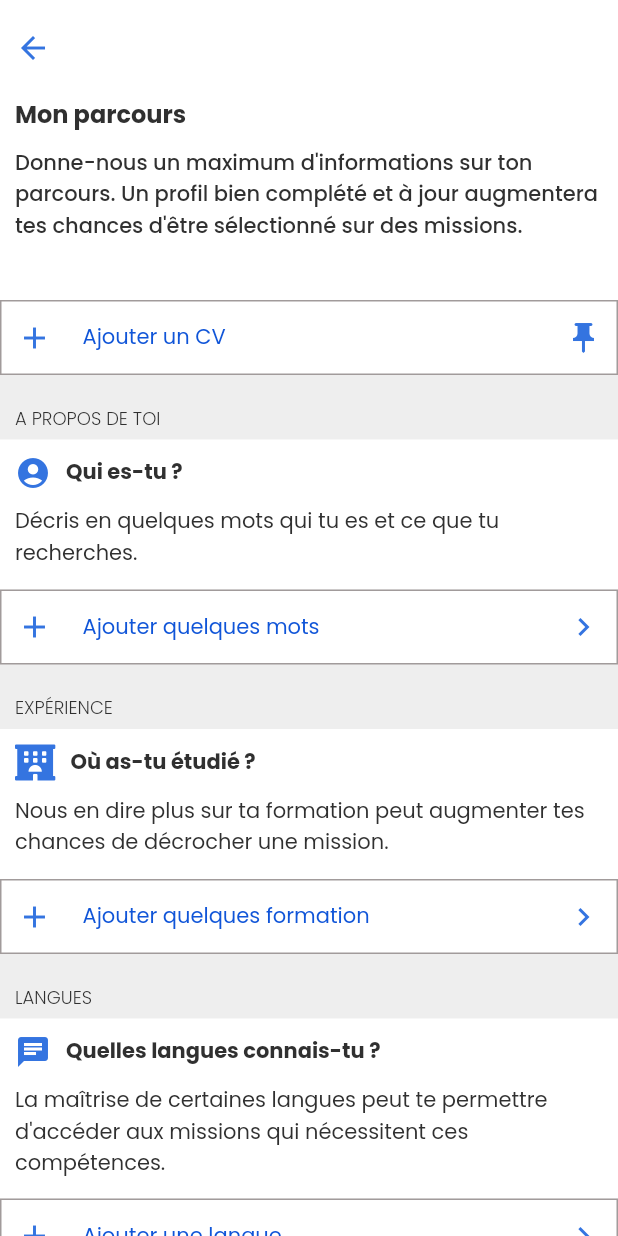
After one commit to magusin/side, a Flutter app: the MonParcoursWidget screen opened directly, on a phone screen of 412 x 824 dp. The commit adds this screen. Run offline on Flutter 3.47's test engine with Material 2 defaults, Android fonts, the phone set to English and light mode, and no system bars; our stand-ins replace auto_size_text, built_collection, built_value, cached_network_image, cloud_firestore, firebase_auth and 11 more; missing offline and left inert: mime_type; accounts and stored records are empty; generated files the repository leaves out were written again.

Commit message:
add mon_parcours

```diff
--- /dev/null
+++ b/lib/mon_parcours/mon_parcours_widget.dart
@@ -0,0 +1,459 @@
+import '../flutter_flow/flutter_flow_theme.dart';
+import '../flutter_flow/flutter_flow_util.dart';
+import '../main.dart';
+import 'package:flutter/material.dart';
+import 'package:font_awesome_flutter/font_awesome_flutter.dart';
+import 'package:google_fonts/google_fonts.dart';
+
+class MonParcoursWidget extends StatefulWidget {
+  MonParcoursWidget({Key key}) : super(key: key);
+
+  @override
+  _MonParcoursWidgetState createState() => _MonParcoursWidgetState();
+}
+
+class _MonParcoursWidgetState extends State<MonParcoursWidget> {
+  final scaffoldKey = GlobalKey<ScaffoldState>();
+
+  @override
+  Widget build(BuildContext context) {
+    return Scaffold(
+      key: scaffoldKey,
+      backgroundColor: Colors.white,
+      body: Container(
+        width: MediaQuery.of(context).size.width,
+        height: MediaQuery.of(context).size.height * 1,
+        decoration: BoxDecoration(
+          color: Color(0xFFEEEEEE),
+        ),
+        child: SingleChildScrollView(
+          child: Column(
+            mainAxisSize: MainAxisSize.max,
+            mainAxisAlignment: MainAxisAlignment.start,
+            crossAxisAlignment: CrossAxisAlignment.start,
+            children: [
+              Container(
+                width: MediaQuery.of(context).size.width,
+                height: 200,
+                constraints: BoxConstraints(
+                  maxWidth: MediaQuery.of(context).size.width,
+                  maxHeight: 300,
+                ),
+                decoration: BoxDecoration(
+                  color: Colors.white,
+                ),
+                child: Column(
+                  mainAxisSize: MainAxisSize.max,
+                  crossAxisAlignment: CrossAxisAlignment.start,
+                  children: [
+                    Padding(
+                      padding: EdgeInsetsDirectional.fromSTEB(10, 20, 0, 0),
+                      child: InkWell(
+                        onTap: () async {
+                          await Navigator.push(
+                            context,
+                            MaterialPageRoute(
+                              builder: (context) =>
+                                  NavBarPage(initialPage: 'Profil'),
+                            ),
+                          );
+                        },
+                        child: Icon(
+                          Icons.arrow_back,
+                          color: FlutterFlowTheme.primaryColor,
+                          size: 24,
+                        ),
+                      ),
+                    ),
+                    Padding(
+                      padding: EdgeInsetsDirectional.fromSTEB(10, 20, 0, 0),
+                      child: Text(
+                        'Mon parcours',
+                        style: FlutterFlowTheme.bodyText1.override(
+                          fontFamily: 'Poppins',
+                          fontSize: 16,
+                          fontWeight: FontWeight.bold,
+                        ),
+                      ),
+                    ),
+                    Padding(
+                      padding: EdgeInsetsDirectional.fromSTEB(10, 10, 10, 0),
+                      child: Text(
+                        'Donne-nous un maximum d\'informations sur ton parcours. Un profil bien complété et à jour augmentera tes chances d\'être sélectionné sur des missions.',
+                        style: FlutterFlowTheme.bodyText1.override(
+                          fontFamily: 'Poppins',
+                          fontWeight: FontWeight.w500,
+                        ),
+                      ),
+                    )
+                  ],
+                ),
+              ),
+              Container(
+                width: MediaQuery.of(context).size.width,
+                height: 50,
+                decoration: BoxDecoration(
+                  color: Colors.white,
+                  border: Border.all(
+                    color: Color(0xFFA19B9B),
+                  ),
+                ),
+                child: Row(
+                  mainAxisSize: MainAxisSize.max,
+                  children: [
+                    Padding(
+                      padding: EdgeInsetsDirectional.fromSTEB(10, 0, 0, 0),
+                      child: Icon(
+                        Icons.add_sharp,
+                        color: FlutterFlowTheme.primaryColor,
+                        size: 24,
+                      ),
+                    ),
+                    Padding(
+                      padding: EdgeInsetsDirectional.fromSTEB(20, 0, 0, 0),
+                      child: Text(
+                        'Ajouter un CV',
+                        style: FlutterFlowTheme.bodyText1.override(
+                          fontFamily: 'Poppins',
+                          color: Color(0xFF1055D8),
+                        ),
+                      ),
+                    ),
+                    Expanded(
+                      child: Align(
+                        alignment: AlignmentDirectional(1, 0),
+                        child: Padding(
+                          padding: EdgeInsetsDirectional.fromSTEB(0, 0, 10, 0),
+                          child: Icon(
+                            Icons.push_pin,
+                            color: FlutterFlowTheme.primaryColor,
+                            size: 24,
+                          ),
+                        ),
+                      ),
+                    )
+                  ],
+                ),
+              ),
+              Padding(
+                padding: EdgeInsetsDirectional.fromSTEB(10, 20, 0, 5),
+                child: Text(
+                  'A PROPOS DE TOI',
+                  style: FlutterFlowTheme.bodyText1.override(
+                    fontFamily: 'Poppins',
+                    fontSize: 12,
+                    fontWeight: FontWeight.w300,
+                  ),
+                ),
+              ),
+              Container(
+                width: MediaQuery.of(context).size.width,
+                height: 100,
+                constraints: BoxConstraints(
+                  maxHeight: 150,
+                ),
+                decoration: BoxDecoration(
+                  color: Colors.white,
+                ),
+                child: Column(
+                  mainAxisSize: MainAxisSize.max,
+                  crossAxisAlignment: CrossAxisAlignment.start,
+                  children: [
+                    Row(
+                      mainAxisSize: MainAxisSize.max,
+                      mainAxisAlignment: MainAxisAlignment.start,
+                      crossAxisAlignment: CrossAxisAlignment.center,
+                      children: [
+                        Padding(
+                          padding: EdgeInsetsDirectional.fromSTEB(10, 10, 0, 0),
+                          child: Icon(
+                            Icons.account_circle_rounded,
+                            color: FlutterFlowTheme.primaryColor,
+                            size: 24,
+                          ),
+                        ),
+                        Padding(
+                          padding: EdgeInsetsDirectional.fromSTEB(10, 10, 0, 0),
+                          child: Text(
+                            'Qui es-tu ?',
+                            style: FlutterFlowTheme.bodyText1.override(
+                              fontFamily: 'Poppins',
+                              fontWeight: FontWeight.bold,
+                            ),
+                          ),
+                        )
+                      ],
+                    ),
+                    Padding(
+                      padding: EdgeInsetsDirectional.fromSTEB(10, 10, 10, 0),
+                      child: Text(
+                        'Décris en quelques mots qui tu es et ce que tu recherches.',
+                        style: FlutterFlowTheme.bodyText1,
+                      ),
+                    )
+                  ],
+                ),
+              ),
+              Container(
+                width: MediaQuery.of(context).size.width,
+                height: 50,
+                decoration: BoxDecoration(
+                  color: Colors.white,
+                  border: Border.all(
+                    color: Color(0xFFA19B9B),
+                  ),
+                ),
+                child: Row(
+                  mainAxisSize: MainAxisSize.max,
+                  children: [
+                    Padding(
+                      padding: EdgeInsetsDirectional.fromSTEB(10, 0, 0, 0),
+                      child: Icon(
+                        Icons.add_sharp,
+                        color: FlutterFlowTheme.primaryColor,
+                        size: 24,
+                      ),
+                    ),
+                    Padding(
+                      padding: EdgeInsetsDirectional.fromSTEB(20, 0, 0, 0),
+                      child: Text(
+                        'Ajouter quelques mots',
+                        style: FlutterFlowTheme.bodyText1.override(
+                          fontFamily: 'Poppins',
+                          color: Color(0xFF1055D8),
+                        ),
+                      ),
+                    ),
+                    Expanded(
+                      child: Align(
+                        alignment: AlignmentDirectional(1, 0),
+                        child: Padding(
+                          padding: EdgeInsetsDirectional.fromSTEB(0, 0, 10, 0),
+                          child: Icon(
+                            Icons.chevron_right_outlined,
+                            color: FlutterFlowTheme.primaryColor,
+                            size: 24,
+                          ),
+                        ),
+                      ),
+                    )
+                  ],
+                ),
+              ),
+              Padding(
+                padding: EdgeInsetsDirectional.fromSTEB(10, 20, 0, 5),
+                child: Text(
+                  'EXPÉRIENCE',
+                  style: FlutterFlowTheme.bodyText1.override(
+                    fontFamily: 'Poppins',
+                    fontSize: 12,
+                    fontWeight: FontWeight.w300,
+                  ),
+                ),
+              ),
+              Container(
+                width: MediaQuery.of(context).size.width,
+                height: 100,
+                constraints: BoxConstraints(
+                  maxHeight: 150,
+                ),
+                decoration: BoxDecoration(
+                  color: Colors.white,
+                ),
+                child: Column(
+                  mainAxisSize: MainAxisSize.max,
+                  crossAxisAlignment: CrossAxisAlignment.start,
+                  children: [
+                    Row(
+                      mainAxisSize: MainAxisSize.max,
+                      mainAxisAlignment: MainAxisAlignment.start,
+                      crossAxisAlignment: CrossAxisAlignment.center,
+                      children: [
+                        Padding(
+                          padding: EdgeInsetsDirectional.fromSTEB(10, 10, 0, 0),
+                          child: FaIcon(
+                            FontAwesomeIcons.hotel,
+                            color: FlutterFlowTheme.primaryColor,
+                            size: 24,
+                          ),
+                        ),
+                        Padding(
+                          padding: EdgeInsetsDirectional.fromSTEB(10, 10, 0, 0),
+                          child: Text(
+                            'Où as-tu étudié ?',
+                            style: FlutterFlowTheme.bodyText1.override(
+                              fontFamily: 'Poppins',
+                              fontWeight: FontWeight.bold,
+                            ),
+                          ),
+                        )
+                      ],
+                    ),
+                    Padding(
+                      padding: EdgeInsetsDirectional.fromSTEB(10, 10, 10, 0),
+                      child: Text(
+                        'Nous en dire plus sur ta formation peut augmenter tes chances de décrocher une mission.',
+                        style: FlutterFlowTheme.bodyText1,
+                      ),
+                    )
+                  ],
+                ),
+              ),
+              Container(
+                width: MediaQuery.of(context).size.width,
+                height: 50,
+                decoration: BoxDecoration(
+                  color: Colors.white,
+                  border: Border.all(
+                    color: Color(0xFFA19B9B),
+                  ),
+                ),
+                child: Row(
+                  mainAxisSize: MainAxisSize.max,
+                  children: [
+                    Padding(
+                      padding: EdgeInsetsDirectional.fromSTEB(10, 0, 0, 0),
+                      child: Icon(
+                        Icons.add_sharp,
+                        color: FlutterFlowTheme.primaryColor,
+                        size: 24,
+                      ),
+                    ),
+                    Padding(
+                      padding: EdgeInsetsDirectional.fromSTEB(20, 0, 0, 0),
+                      child: Text(
+                        'Ajouter quelques formation',
+                        style: FlutterFlowTheme.bodyText1.override(
+                          fontFamily: 'Poppins',
+                          color: Color(0xFF1055D8),
+                        ),
+                      ),
+                    ),
+                    Expanded(
+                      child: Align(
+                        alignment: AlignmentDirectional(1, 0),
+                        child: Padding(
+                          padding: EdgeInsetsDirectional.fromSTEB(0, 0, 10, 0),
+                          child: Icon(
+                            Icons.chevron_right_outlined,
+                            color: FlutterFlowTheme.primaryColor,
+                            size: 24,
+                          ),
+                        ),
+                      ),
+                    )
+                  ],
+                ),
+              ),
+              Padding(
+                padding: EdgeInsetsDirectional.fromSTEB(10, 20, 0, 5),
+                child: Text(
+                  'LANGUES',
+                  style: FlutterFlowTheme.bodyText1.override(
+                    fontFamily: 'Poppins',
+                    fontSize: 12,
+                    fontWeight: FontWeight.w300,
+                  ),
+                ),
+              ),
+              Container(
+                width: MediaQuery.of(context).size.width,
+                height: 120,
+                constraints: BoxConstraints(
+                  maxHeight: 170,
+                ),
+                decoration: BoxDecoration(
+                  color: Colors.white,
+                ),
+                child: Column(
+                  mainAxisSize: MainAxisSize.max,
+                  crossAxisAlignment: CrossAxisAlignment.start,
+                  children: [
+                    Row(
+                      mainAxisSize: MainAxisSize.max,
+                      mainAxisAlignment: MainAxisAlignment.start,
+                      crossAxisAlignment: CrossAxisAlignment.center,
+                      children: [
+                        Padding(
+                          padding: EdgeInsetsDirectional.fromSTEB(10, 10, 0, 0),
+                          child: Icon(
+                            Icons.chat,
+                            color: FlutterFlowTheme.primaryColor,
+                            size: 24,
+                          ),
+                        ),
+                        Padding(
+                          padding: EdgeInsetsDirectional.fromSTEB(10, 10, 0, 0),
+                          child: Text(
+                            'Quelles langues connais-tu ?',
+                            style: FlutterFlowTheme.bodyText1.override(
+                              fontFamily: 'Poppins',
+                              fontWeight: FontWeight.bold,
+                            ),
+                          ),
+                        )
+                      ],
+                    ),
+                    Padding(
+                      padding: EdgeInsetsDirectional.fromSTEB(10, 10, 10, 0),
+                      child: Text(
+                        'La maîtrise de certaines langues peut te permettre d\'accéder aux missions qui nécessitent ces compétences.',
+                        style: FlutterFlowTheme.bodyText1,
+                      ),
+                    )
+                  ],
+                ),
+              ),
+              Container(
+                width: MediaQuery.of(context).size.width,
+                height: 50,
+                decoration: BoxDecoration(
+                  color: Colors.white,
+                  border: Border.all(
+                    color: Color(0xFFA19B9B),
+                  ),
+                ),
+                child: Row(
+                  mainAxisSize: MainAxisSize.max,
+                  children: [
+                    Padding(
+                      padding: EdgeInsetsDirectional.fromSTEB(10, 0, 0, 0),
+                      child: Icon(
+                        Icons.add_sharp,
+                        color: FlutterFlowTheme.primaryColor,
+                        size: 24,
+                      ),
+                    ),
+                    Padding(
+                      padding: EdgeInsetsDirectional.fromSTEB(20, 0, 0, 0),
+                      child: Text(
+                        'Ajouter une langue',
+                        style: FlutterFlowTheme.bodyText1.override(
+                          fontFamily: 'Poppins',
+                          color: Color(0xFF1055D8),
+                        ),
+                      ),
+                    ),
+                    Expanded(
+                      child: Align(
+                        alignment: AlignmentDirectional(1, 0),
+                        child: Padding(
+                          padding: EdgeInsetsDirectional.fromSTEB(0, 0, 10, 0),
+                          child: Icon(
+                            Icons.chevron_right_outlined,
+                            color: FlutterFlowTheme.primaryColor,
+                            size: 24,
+                          ),
+                        ),
+                      ),
+                    )
+                  ],
+                ),
+              )
+            ],
+          ),
+        ),
+      ),
+    );
+  }
+}
--- a/lib/profil/profil_widget.dart
+++ b/lib/profil/profil_widget.dart
@@ -5,6 +5,7 @@ import '../compte/compte_widget.dart';
 import '../flutter_flow/flutter_flow_theme.dart';
 import '../flutter_flow/flutter_flow_util.dart';
 import '../home_page/home_page_widget.dart';
+import '../mon_parcours/mon_parcours_widget.dart';
 import 'package:flutter/material.dart';
 import 'package:font_awesome_flutter/font_awesome_flutter.dart';
 import 'package:google_fonts/google_fonts.dart';
@@ -660,6 +661,15 @@ class _ProfilWidgetState extends State<ProfilWidget> {
                       children: [
                         Padding(
                           padding: EdgeInsetsDirectional.fromSTEB(0, 5, 0, 1),
+                          child: InkWell(
+                            onTap: () async {
+                              await Navigator.push(
+                                context,
+                                MaterialPageRoute(
+                                  builder: (context) => MonParcoursWidget(),
+                                ),
+                              );
+                            },
                           child: Container(
                             width: MediaQuery.of(context).size.width,
                             height: 50,
@@ -719,6 +729,7 @@ class _ProfilWidgetState extends State<ProfilWidget> {
                                 )
                               ],
                             ),
+                          ),
                           ),
                         ),
                         Padding(
```
Also changed, not shown: 1 other file.
